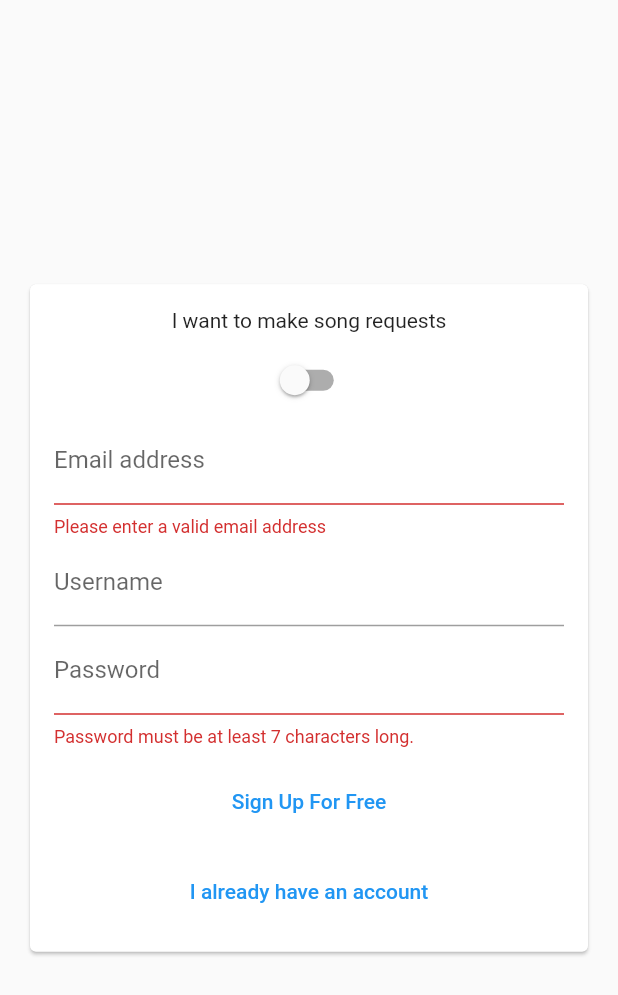
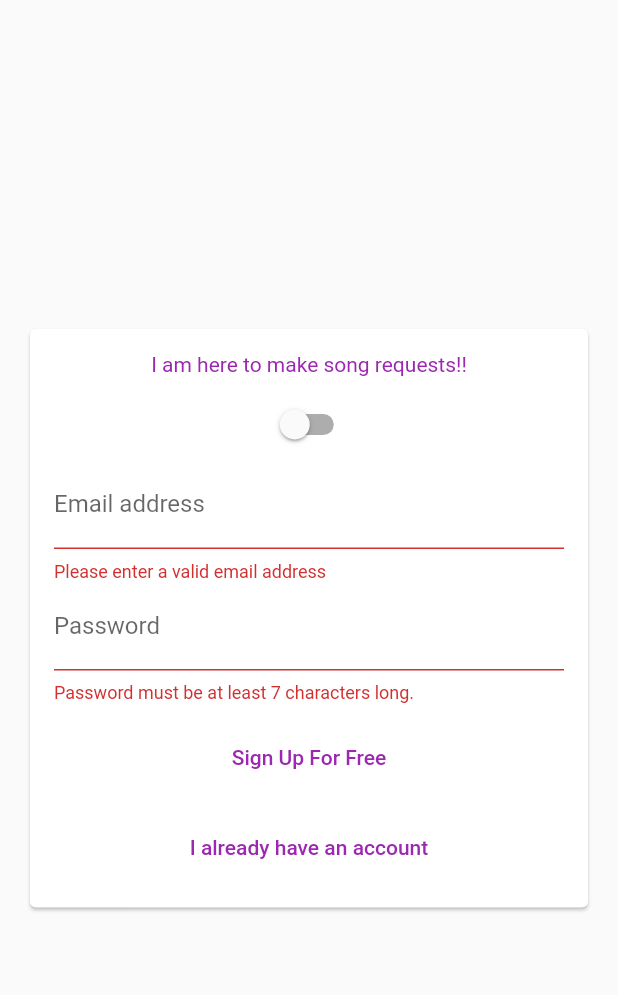
Before and after one commit to derekdotdev/request-live-mobile, a Flutter app: the screen it shows after launch, after a tap on "Log In", after a tap on "Create new account", on a phone screen of 412 x 824 dp. Shown: the top 995 px of the screen. Run offline on Flutter 3.47's test engine with Material 2 defaults, Android fonts, the light colour scheme and no system bars; our stand-ins replace cloud_firestore, firebase_auth, firebase_core; accounts and stored records are empty.

Commit message:
Use initState on auth_form to fetch list of user names currently in use. Create method to check new usernames against this list and pass result to form.validate to prevent duplicates.

```diff
--- a/lib/main.dart
+++ b/lib/main.dart
@@ -37,8 +37,8 @@ class MyApp extends StatelessWidget {
           return MaterialApp(
             title: 'Request Live Music',
             theme: ThemeData(
-              // primarySwatch: Colors.purple,
-              // backgroundColor: Colors.white,
+              primarySwatch: Colors.purple,
+              backgroundColor: Colors.white,
               primaryColor: Colors.purple,
               buttonTheme: ButtonTheme.of(context).copyWith(
                 buttonColor: Colors.purple,
@@ -56,7 +56,7 @@ class MyApp extends StatelessWidget {
         }
 
         // Otherwise, show spinner while waiting
-        return Center(
+        return const Center(
           child: CircularProgressIndicator(),
         );
       },
--- a/lib/widgets/auth/auth_form.dart
+++ b/lib/widgets/auth/auth_form.dart
@@ -19,6 +19,8 @@ class AuthForm extends StatefulWidget {
 }
 
 class _AuthFormState extends State<AuthForm> {
+  final List<String> _userNamesInUse = [];
+
   final _formKey = GlobalKey<FormState>();
   var _isLogin = true;
   var _isDj = false;
@@ -26,6 +28,40 @@ class _AuthFormState extends State<AuthForm> {
   var _userEmail = '';
   var _userName = '';
   var _userPassword = '';
+
+  var _isLoading = false;
+
+  @override
+  void initState() {
+    super.initState();
+
+    _getUserNamesInUse();
+  }
+
+  Future<void> _getUserNamesInUse() async {
+    print('_getUserNamesInUse Called...');
+
+    setState(() {
+      _isLoading = true;
+    });
+    await FirebaseFirestore.instance.collection('users').get().then(
+          (querySnapshot) => {
+            querySnapshot.docs.forEach((doc) {
+              _userNamesInUse.add(doc['username']);
+            }),
+          },
+        );
+    setState(() {
+      _isLoading = false;
+    });
+  }
+
+  bool _validateUserName(String userName) {
+    if (_userNamesInUse.contains(userName)) {
+      return true;
+    }
+    return false;
+  }
 
   void _trySubmit() {
     // Run validation on TextFormFields
@@ -45,14 +81,15 @@ class _AuthFormState extends State<AuthForm> {
         context,
       );
     }
-
     // Send auth request with user data
   }
 
   @override
   Widget build(BuildContext context) {
     return Center(
-      child: Card(
+      child: _isLoading
+          ? CircularProgressIndicator()
+          : Card(
               margin: const EdgeInsets.all(20),
               child: SingleChildScrollView(
                 child: Padding(
@@ -64,13 +101,16 @@ class _AuthFormState extends State<AuthForm> {
                       mainAxisSize: MainAxisSize.min,
                       children: [
                         if (!_isLogin)
-                    Container(
-                      child: Column(
+                          Column(
                             children: [
-                          Text(_isDj
+                              Text(
+                                _isDj
                                     ? 'I am an Entertainer'
-                              : 'I want to make song requests'),
-                          SizedBox(
+                                    : 'I am here to make song requests!!',
+                                style: TextStyle(
+                                    color: Theme.of(context).primaryColor),
+                              ),
+                              const SizedBox(
                                 height: 8,
                               ),
                               Switch.adaptive(
@@ -83,7 +123,6 @@ class _AuthFormState extends State<AuthForm> {
                                 },
                               ),
                             ],
-                      ),
                           ),
                         // Email
                         TextFormField(
@@ -102,23 +141,21 @@ class _AuthFormState extends State<AuthForm> {
                           },
                         ),
                         // Username
-                  if (!_isLogin)
+                        if (!_isLogin && _isDj)
                           TextFormField(
                             key: const ValueKey('username'),
                             validator: (value) {
-                        if (FirebaseFirestore.instance
-                                .collection('djs')
-                                .doc(value)
-                                .id ==
-                            value) {
+                              if (_validateUserName(value!)) {
+                                print('Username already exists...');
                                 return 'This username already exists. Please pick another';
                               }
-                        if (value!.isEmpty || value.length < 4) {
+                              if (value.isEmpty || value.length < 4) {
                                 return 'Please enter at least 4 characters.';
                               }
                               return null;
                             },
-                      decoration: const InputDecoration(labelText: 'Username'),
+                            decoration:
+                                const InputDecoration(labelText: 'Username'),
                             onSaved: (value) {
                               _userName = value!;
                             },
@@ -132,7 +169,8 @@ class _AuthFormState extends State<AuthForm> {
                             }
                             return null;
                           },
-                    decoration: const InputDecoration(labelText: 'Password'),
+                          decoration:
+                              const InputDecoration(labelText: 'Password'),
                           obscureText: true,
                           onSaved: (value) {
                             _userPassword = value!;
```
Also changed, not shown: lib/screens/auth_screen.dart (+8 -3 lines). Lines whose indentation alone changed are shown as unchanged.
